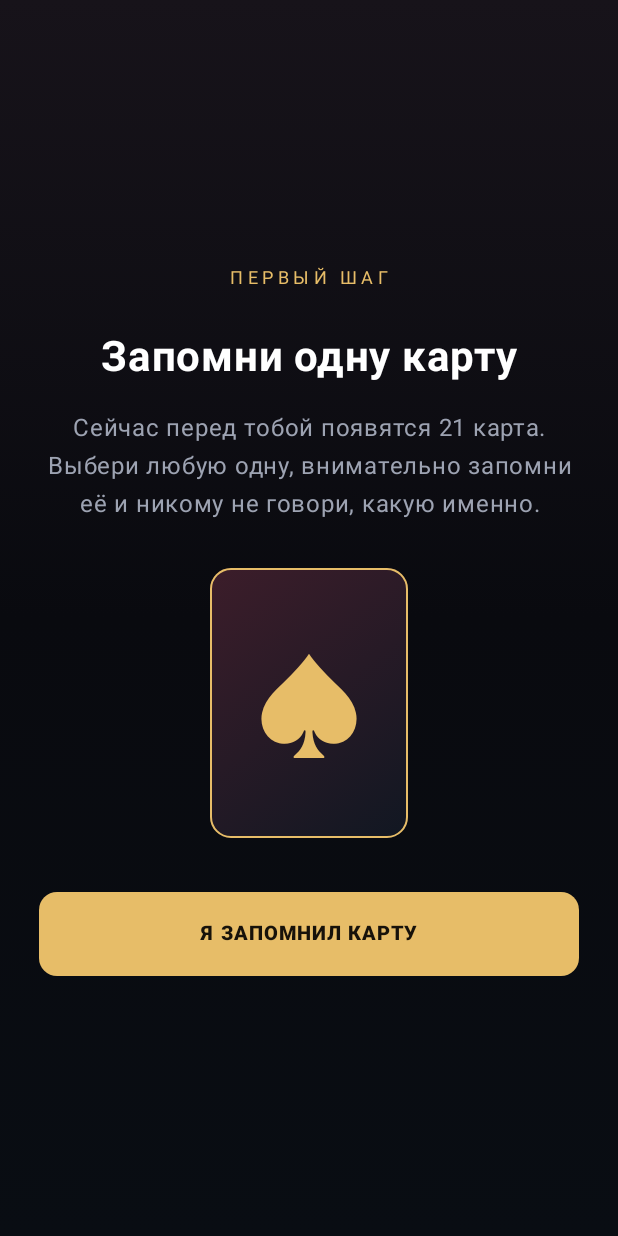
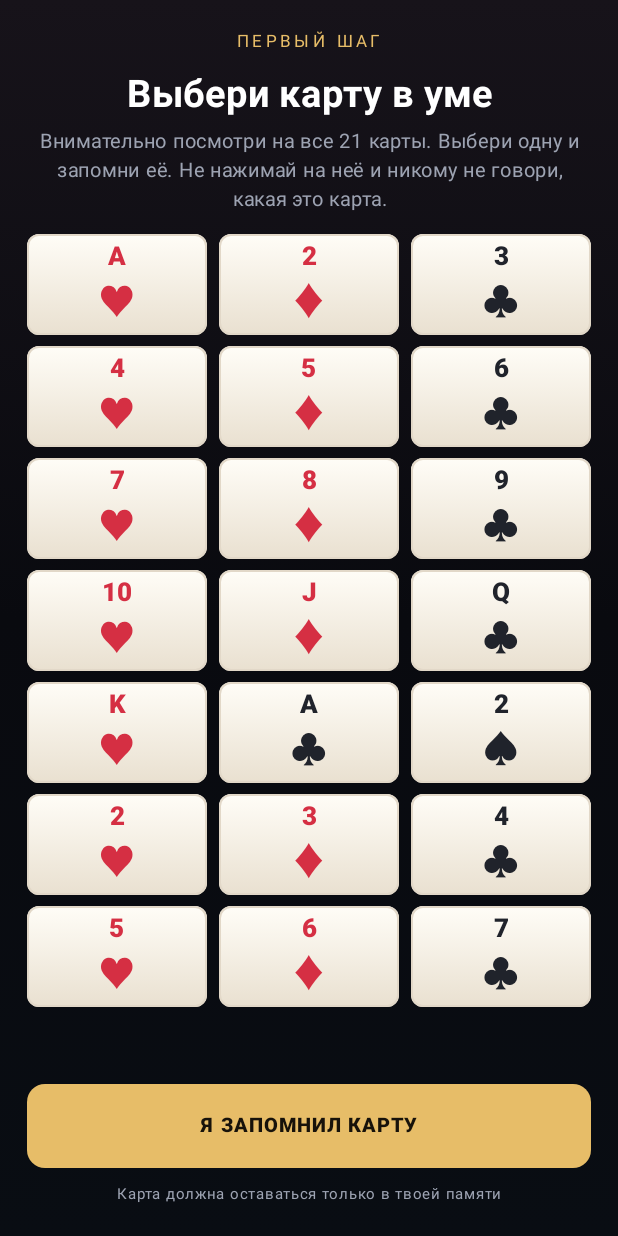
Before and after one commit to Nurullokhons/fokusnik, an Android app built with Jetpack Compose: the screen it shows after launch (MainActivity), after a tap on "НАЧАТЬ ФОКУС", on a phone screen of 412 x 824 dp. Run offline under Robolectric (Android 15) with nearby library versions, the phone set to English and light mode, and no system bars.

Commit message:
Improve card preview and round transition animations

```diff
--- a/app/src/main/java/com/fokusnik/MainActivity.kt
+++ b/app/src/main/java/com/fokusnik/MainActivity.kt
@@ -12,7 +12,9 @@ import androidx.compose.foundation.background
 import androidx.compose.foundation.border
 import androidx.compose.foundation.clickable
 import androidx.compose.foundation.layout.*
+import androidx.compose.foundation.rememberScrollState
 import androidx.compose.foundation.shape.RoundedCornerShape
+import androidx.compose.foundation.verticalScroll
 import androidx.compose.material3.*
 import androidx.compose.runtime.*
 import androidx.compose.ui.Alignment
@@ -24,6 +26,7 @@ import androidx.compose.ui.text.font.FontWeight
 import androidx.compose.ui.text.style.TextAlign
 import androidx.compose.ui.unit.dp
 import androidx.compose.ui.unit.sp
+import kotlinx.coroutines.delay
 import com.fokusnik.engine.MagicEngine
 import com.fokusnik.model.PlayingCard
 
@@ -50,16 +53,46 @@ private fun FokusnikApp() {
     var round by remember { mutableIntStateOf(1) }
     var piles by remember { mutableStateOf(emptyList<List<PlayingCard>>()) }
     var revealed by remember { mutableStateOf<PlayingCard?>(null) }
+    var selectedPile by remember { mutableStateOf<Int?>(null) }
+    var roundBanner by remember { mutableIntStateOf(0) }
 
     fun start() {
         deck = MagicEngine.newDeck()
         round = 1
         piles = emptyList()
         revealed = null
+        selectedPile = null
+        roundBanner = 0
         stage = Stage.INTRO
     }
 
-    BackHandler(enabled = stage != Stage.HOME) { stage = Stage.HOME }
+    LaunchedEffect(selectedPile) {
+        val chosen = selectedPile ?: return@LaunchedEffect
+        delay(700)
+        deck = MagicEngine.collect(piles, chosen)
+        if (round == 3) {
+            revealed = MagicEngine.reveal(deck)
+            stage = Stage.REVEAL
+        } else {
+            round += 1
+            piles = MagicEngine.dealIntoPiles(deck)
+            selectedPile = null
+            roundBanner = round
+        }
+    }
+
+    LaunchedEffect(roundBanner) {
+        if (roundBanner != 0) {
+            delay(1150)
+            roundBanner = 0
+        }
+    }
+
+    BackHandler(enabled = stage != Stage.HOME) {
+        selectedPile = null
+        roundBanner = 0
+        stage = Stage.HOME
+    }
 
     MaterialTheme(colorScheme = darkColorScheme(
         primary = Gold, background = Night, surface = Panel,
@@ -75,22 +108,23 @@ private fun FokusnikApp() {
             ) { current ->
                 when (current) {
                     Stage.HOME -> HomeScreen(onStart = ::start)
-                    Stage.INTRO -> IntroScreen(onContinue = {
+                    Stage.INTRO -> IntroScreen(deck = deck, onContinue = {
                         piles = MagicEngine.dealIntoPiles(deck)
                         stage = Stage.PILES
                     })
-                    Stage.PILES -> PilesScreen(piles, round) { chosen ->
-                        deck = MagicEngine.collect(piles, chosen)
-                        if (round == 3) {
-                            revealed = MagicEngine.reveal(deck)
-                            stage = Stage.REVEAL
-                        } else {
-                            round += 1
-                            piles = MagicEngine.dealIntoPiles(deck)
-                        }
-                    }
+                    Stage.PILES -> PilesScreen(
+                        piles = piles,
+                        round = round,
+                        selectedPile = selectedPile,
+                        interactionLocked = roundBanner != 0,
+                        onChoose = { chosen -> if (selectedPile == null && roundBanner == 0) selectedPile = chosen }
+                    )
                     Stage.REVEAL -> RevealScreen(revealed, onAgain = ::start)
                 }
+            }
+
+            if (roundBanner != 0) {
+                RoundAnnouncement(roundBanner)
             }
         }
     }
@@ -129,57 +163,136 @@ private fun HomeScreen(onStart: () -> Unit) {
 }
 
 @Composable
-private fun IntroScreen(onContinue: () -> Unit) {
+private fun IntroScreen(deck: List<PlayingCard>, onContinue: () -> Unit) {
     Column(
-        Modifier.fillMaxSize().padding(26.dp),
-        horizontalAlignment = Alignment.CenterHorizontally,
-        verticalArrangement = Arrangement.Center
+        Modifier.fillMaxSize().padding(horizontal = 18.dp, vertical = 16.dp),
+        horizontalAlignment = Alignment.CenterHorizontally
     ) {
-        Text("ПЕРВЫЙ ШАГ", color = Gold, fontSize = 12.sp, letterSpacing = 3.sp)
-        Spacer(Modifier.height(24.dp))
-        Text("Запомни одну карту", color = Color.White, fontSize = 28.sp, fontWeight = FontWeight.Bold, textAlign = TextAlign.Center)
-        Spacer(Modifier.height(18.dp))
+        Text("ПЕРВЫЙ ШАГ", color = Gold, fontSize = 11.sp, letterSpacing = 3.sp)
+        Spacer(Modifier.height(8.dp))
+        Text("Выбери карту в уме", color = Color.White, fontSize = 25.sp, fontWeight = FontWeight.Bold, textAlign = TextAlign.Center)
+        Spacer(Modifier.height(7.dp))
         Text(
-            "Сейчас перед тобой появятся 21 карта. Выбери любую одну, внимательно запомни её и никому не говори, какую именно.",
-            color = Muted, fontSize = 16.sp, lineHeight = 25.sp, textAlign = TextAlign.Center
+            "Внимательно посмотри на все 21 карты. Выбери одну и запомни её. Не нажимай на неё и никому не говори, какая это карта.",
+            color = Muted, fontSize = 13.sp, lineHeight = 19.sp, textAlign = TextAlign.Center
         )
-        Spacer(Modifier.height(30.dp))
-        Box(
-            Modifier.size(132.dp, 180.dp).border(1.dp, Gold, RoundedCornerShape(14.dp))
-                .background(Brush.linearGradient(listOf(Color(0xFF3C1D2A), Color(0xFF111722))), RoundedCornerShape(14.dp)),
-            contentAlignment = Alignment.Center
-        ) { Text("♠", color = Gold, fontSize = 76.sp) }
-        Spacer(Modifier.height(36.dp))
+        Spacer(Modifier.height(13.dp))
+        Column(
+            Modifier.weight(1f).fillMaxWidth().verticalScroll(rememberScrollState()),
+            verticalArrangement = Arrangement.spacedBy(7.dp)
+        ) {
+            deck.chunked(3).forEach { row ->
+                Row(Modifier.fillMaxWidth(), horizontalArrangement = Arrangement.spacedBy(8.dp)) {
+                    row.forEach { card ->
+                        Box(Modifier.weight(1f)) { FullCard(card) }
+                    }
+                }
+            }
+        }
+        Spacer(Modifier.height(12.dp))
         GoldButton("Я ЗАПОМНИЛ КАРТУ", onContinue)
+        Spacer(Modifier.height(5.dp))
+        Text("Карта должна оставаться только в твоей памяти", color = Muted, fontSize = 10.sp, textAlign = TextAlign.Center)
     }
 }
 
 @Composable
-private fun PilesScreen(piles: List<List<PlayingCard>>, round: Int, onChoose: (Int) -> Unit) {
+private fun FullCard(card: PlayingCard) {
+    val ink = if (card.suit.red) Color(0xFFD52F43) else Color(0xFF20232B)
+    Column(
+        Modifier.fillMaxWidth().height(67.dp)
+            .border(1.dp, Color(0xFFE2D8C8), RoundedCornerShape(8.dp))
+            .background(Brush.verticalGradient(listOf(Color(0xFFFFFDF7), Color(0xFFE9E0D0))), RoundedCornerShape(8.dp))
+            .padding(horizontal = 7.dp, vertical = 4.dp),
+        horizontalAlignment = Alignment.CenterHorizontally,
+        verticalArrangement = Arrangement.Center
+    ) {
+        Text(card.rank, color = ink, fontSize = 17.sp, fontWeight = FontWeight.ExtraBold, lineHeight = 18.sp)
+        Text(card.suit.symbol, color = ink, fontSize = 25.sp, lineHeight = 25.sp)
+    }
+}
+
+@Composable
+private fun PilesScreen(
+    piles: List<List<PlayingCard>>,
+    round: Int,
+    selectedPile: Int?,
+    interactionLocked: Boolean,
+    onChoose: (Int) -> Unit
+) {
     Column(Modifier.fillMaxSize().padding(horizontal = 16.dp, vertical = 20.dp)) {
-        Text("РАУНД $round ИЗ 3", color = Gold, fontSize = 11.sp, letterSpacing = 3.sp, modifier = Modifier.align(Alignment.CenterHorizontally))
+        Text("РАУНД $round ИЗ 3", color = Gold, fontSize = 12.sp, letterSpacing = 3.sp, modifier = Modifier.align(Alignment.CenterHorizontally))
         Spacer(Modifier.height(12.dp))
         Text("В какой стопке твоя карта?", color = Color.White, fontSize = 23.sp, fontWeight = FontWeight.Bold, textAlign = TextAlign.Center, modifier = Modifier.fillMaxWidth())
         Text("Найди свою карту и нажми на соответствующую стопку.", color = Muted, fontSize = 13.sp, textAlign = TextAlign.Center, modifier = Modifier.fillMaxWidth().padding(top = 8.dp, bottom = 18.dp))
         Row(Modifier.weight(1f), horizontalArrangement = Arrangement.spacedBy(8.dp)) {
             piles.forEachIndexed { pileIndex, cards ->
+                val isSelected = selectedPile == pileIndex
+                val lift by androidx.compose.animation.core.animateDpAsState(
+                    targetValue = if (isSelected) (-18).dp else 0.dp,
+                    label = "pile-lift-$pileIndex"
+                )
                 Column(
-                    Modifier.weight(1f).fillMaxHeight()
-                        .border(1.dp, Gold.copy(alpha = .45f), RoundedCornerShape(12.dp))
-                        .background(Panel.copy(alpha = .8f), RoundedCornerShape(12.dp))
-                        .clickable { onChoose(pileIndex) }
+                    Modifier.weight(1f).fillMaxHeight().offset(y = lift)
+                        .border(
+                            width = if (isSelected) 2.dp else 1.dp,
+                            color = if (isSelected) Gold else Gold.copy(alpha = .45f),
+                            shape = RoundedCornerShape(12.dp)
+                        )
+                        .background(
+                            if (isSelected) Color(0xFF393020) else Panel.copy(alpha = .8f),
+                            RoundedCornerShape(12.dp)
+                        )
+                        .clickable(enabled = selectedPile == null && !interactionLocked) { onChoose(pileIndex) }
                         .padding(horizontal = 5.dp, vertical = 8.dp),
                     horizontalAlignment = Alignment.CenterHorizontally,
                     verticalArrangement = Arrangement.SpaceEvenly
                 ) {
                     Text(listOf("I", "II", "III")[pileIndex], color = Gold, fontSize = 13.sp, fontWeight = FontWeight.Bold)
                     cards.forEach { MiniCard(it) }
-                    Text("ВЫБРАТЬ", color = Gold, fontSize = 9.sp, fontWeight = FontWeight.Bold, letterSpacing = 1.sp)
+                    Text(
+                        if (isSelected) "ВЫБРАНА ✓" else "ВЫБРАТЬ",
+                        color = Gold, fontSize = 9.sp, fontWeight = FontWeight.Bold, letterSpacing = 1.sp
+                    )
                 }
             }
         }
         Spacer(Modifier.height(16.dp))
-        Text("Нажми на одну из трёх стопок", color = Muted, fontSize = 12.sp, textAlign = TextAlign.Center, modifier = Modifier.fillMaxWidth())
+        Text(
+            if (selectedPile != null) "Стопка выбрана..." else "Нажми на одну из трёх стопок",
+            color = if (selectedPile != null) Gold else Muted,
+            fontSize = 12.sp, textAlign = TextAlign.Center, modifier = Modifier.fillMaxWidth()
+        )
+    }
+}
+
+@Composable
+private fun RoundAnnouncement(round: Int) {
+    val scale by androidx.compose.animation.core.animateFloatAsState(
+        targetValue = 1f,
+        animationSpec = androidx.compose.animation.core.spring(dampingRatio = 0.55f, stiffness = 220f),
+        label = "round-announcement"
+    )
+    Box(
+        Modifier.fillMaxSize().background(Color.Black.copy(alpha = .84f)),
+        contentAlignment = Alignment.Center
+    ) {
+        Column(horizontalAlignment = Alignment.CenterHorizontally) {
+            Text("✦", color = Gold, fontSize = 34.sp)
+            Spacer(Modifier.height(12.dp))
+            Text("РАУНД", color = Muted, fontSize = 16.sp, letterSpacing = 7.sp)
+            Text(
+                "$round",
+                color = Gold,
+                fontSize = 104.sp,
+                fontWeight = FontWeight.Black,
+                modifier = Modifier.scale(scale)
+            )
+            Spacer(Modifier.height(8.dp))
+            Text("СМОТРИ ВНИМАТЕЛЬНО", color = Color.White, fontSize = 11.sp, letterSpacing = 3.sp)
+            Spacer(Modifier.height(18.dp))
+            Text("✧     ✦     ✧", color = Gold.copy(alpha = .8f), fontSize = 22.sp)
+        }
     }
 }
 
```
